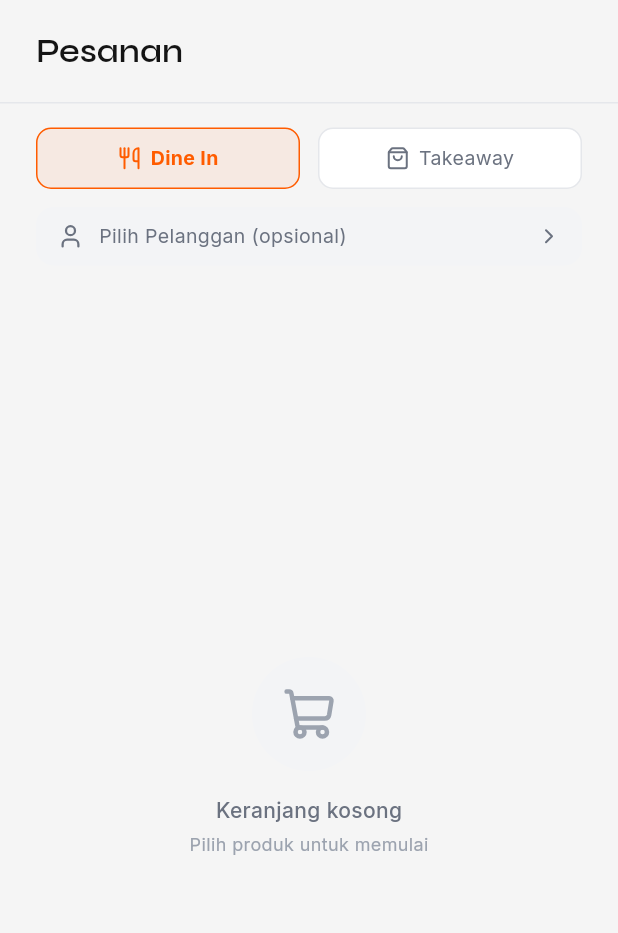
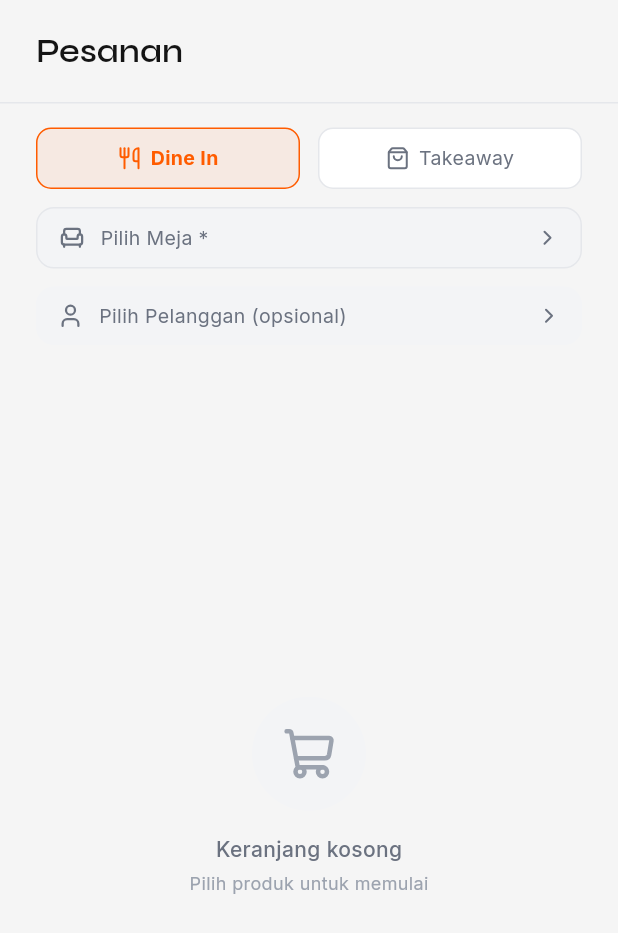
Before and after one commit to muhivan752/Kasira-OS-Intelligence, a Flutter app: the CartPanel widget shown alone on an empty page, opened directly, on a phone screen of 412 x 824 dp. Shown: the top 933 px of the screen. Run offline on Flutter 3.47's test engine with Material 3 defaults, Android fonts, the phone set to English and light mode, and no system bars; our stand-ins replace cached_network_image, connectivity_plus, dio, drift, flutter_riverpod, flutter_secure_storage and 6 more; missing offline and left inert: bluetooth_print_plus; accounts and stored records are empty; generated files the repository leaves out were written again; network calls fail.

Commit message:
fix: tenant isolation + feat: order by meja (dine-in)
- Fix critical bug: is_superuser bypassed tenant_id filter in outlets.py
  allowing merchants to see other tenants' data (7 endpoints patched)
- Add tenant validation to reports.py daily endpoint
- Order by Meja: dine-in orders now require table selection
  - Backend validates table_id for dine_in, auto-updates table status
  - Table released when order completed/cancelled (checks active orders)
- Flutter: table picker modal in cart panel, validation before submit
  - setOrderType('Takeaway') clears table selection
  - tableName shown in cart UI with clear button

Co-Authored-By: Claude Opus 4.6 (1M context) <noreply@anthropic.com>

```diff
--- a/kasir_app/lib/features/pos/presentation/widgets/cart_panel.dart
+++ b/kasir_app/lib/features/pos/presentation/widgets/cart_panel.dart
@@ -11,6 +11,7 @@ import '../../../customers/presentation/widgets/customer_selection_modal.dart';
 import '../../../dashboard/providers/dashboard_provider.dart';
 import '../../../orders/providers/orders_provider.dart';
 import '../../../products/providers/products_provider.dart';
+import '../../../tables/presentation/pages/table_grid_page.dart';
 
 class CartPanel extends ConsumerWidget {
   const CartPanel({super.key});
@@ -77,6 +78,55 @@ class CartPanel extends ConsumerWidget {
             ],
           ),
         ),
+
+        // Table Selection (Dine In only)
+        if (cart.orderType == 'Dine In')
+          Padding(
+            padding: const EdgeInsets.fromLTRB(24, 12, 24, 0),
+            child: InkWell(
+              onTap: () => _showTablePicker(context, ref),
+              borderRadius: BorderRadius.circular(12),
+              child: Container(
+                padding: const EdgeInsets.symmetric(horizontal: 14, vertical: 10),
+                decoration: BoxDecoration(
+                  color: cart.tableId != null
+                      ? AppColors.primary.withOpacity(0.08)
+                      : AppColors.surfaceVariant,
+                  border: Border.all(
+                    color: cart.tableId != null ? AppColors.primary : AppColors.border,
+                  ),
+                  borderRadius: BorderRadius.circular(12),
+                ),
+                child: Row(
+                  children: [
+                    Icon(
+                      LucideIcons.armchair,
+                      color: cart.tableId != null ? AppColors.primary : AppColors.textSecondary,
+                      size: 18,
+                    ),
+                    const SizedBox(width: 10),
+                    Expanded(
+                      child: Text(
+                        cart.tableName ?? 'Pilih Meja *',
+                        style: TextStyle(
+                          color: cart.tableId != null ? AppColors.primary : AppColors.textSecondary,
+                          fontSize: 13,
+                          fontWeight: cart.tableId != null ? FontWeight.w600 : FontWeight.normal,
+                        ),
+                      ),
+                    ),
+                    if (cart.tableId != null)
+                      GestureDetector(
+                        onTap: () => ref.read(cartProvider.notifier).setTable(null),
+                        child: const Icon(LucideIcons.x, color: AppColors.textSecondary, size: 16),
+                      )
+                    else
+                      const Icon(LucideIcons.chevronRight, color: AppColors.textSecondary, size: 16),
+                  ],
+                ),
+              ),
+            ),
+          ),
 
         // Customer
         Padding(
@@ -234,6 +284,38 @@ class CartPanel extends ConsumerWidget {
         ),
       );
     }
+  }
+
+  void _showTablePicker(BuildContext context, WidgetRef ref) {
+    showDialog(
+      context: context,
+      builder: (ctx) => Dialog(
+        insetPadding: const EdgeInsets.all(16),
+        shape: RoundedRectangleBorder(borderRadius: BorderRadius.circular(16)),
+        child: SizedBox(
+          width: double.maxFinite,
+          height: MediaQuery.of(context).size.height * 0.7,
+          child: ClipRRect(
+            borderRadius: BorderRadius.circular(16),
+            child: TableGridPage(
+              onTableSelected: (table) {
+                if (table.status == TableStatus.available || table.status == TableStatus.occupied) {
+                  ref.read(cartProvider.notifier).setTable(table.id, name: 'Meja ${table.name}');
+                  Navigator.pop(ctx);
+                } else {
+                  ScaffoldMessenger.of(context).showSnackBar(
+                    SnackBar(
+                      content: Text('Meja ${table.name} sedang ${table.status.name}'),
+                      backgroundColor: AppColors.error,
+                    ),
+                  );
+                }
+              },
+            ),
+          ),
+        ),
+      ),
+    );
   }
 
   Widget _buildEmptyCart() {
--- a/kasir_app/lib/features/pos/providers/cart_provider.dart
+++ b/kasir_app/lib/features/pos/providers/cart_provider.dart
@@ -47,6 +47,7 @@ class CartState {
   final String? customerId;
   final String? customerName;
   final String? tableId;
+  final String? tableName;
   final bool isSubmitting;
   final String? error;
   final String? submittedOrderId;
@@ -58,6 +59,7 @@ class CartState {
     this.customerId,
     this.customerName,
     this.tableId,
+    this.tableName,
     this.isSubmitting = false,
     this.error,
     this.submittedOrderId,
@@ -73,6 +75,8 @@ class CartState {
     String? customerName,
     bool clearCustomer = false,
     String? tableId,
+    String? tableName,
+    bool clearTable = false,
     bool? isSubmitting,
     String? error,
     bool clearError = false,
@@ -84,7 +88,8 @@ class CartState {
         orderType: orderType ?? this.orderType,
         customerId: clearCustomer ? null : (customerId ?? this.customerId),
         customerName: clearCustomer ? null : (customerName ?? this.customerName),
-        tableId: tableId ?? this.tableId,
+        tableId: clearTable ? null : (tableId ?? this.tableId),
+        tableName: clearTable ? null : (tableName ?? this.tableName),
         isSubmitting: isSubmitting ?? this.isSubmitting,
         error: clearError ? null : (error ?? this.error),
         submittedOrderId: submittedOrderId ?? this.submittedOrderId,
@@ -138,7 +143,13 @@ class CartNotifier extends StateNotifier<CartState> {
         items: state.items.where((i) => i.productId != productId).toList());
   }
 
-  void setOrderType(String type) => state = state.copyWith(orderType: type);
+  void setOrderType(String type) {
+    state = state.copyWith(orderType: type);
+    // Clear table when switching to takeaway
+    if (type == 'Takeaway') {
+      state = state.copyWith(clearTable: true);
+    }
+  }
   void setCustomer(String? id, {String? name}) {
     if (id == null) {
       state = state.copyWith(clearCustomer: true);
@@ -146,11 +157,22 @@ class CartNotifier extends StateNotifier<CartState> {
       state = state.copyWith(customerId: id, customerName: name);
     }
   }
-  void setTable(String? id) => state = state.copyWith(tableId: id);
+  void setTable(String? id, {String? name}) {
+    if (id == null) {
+      state = state.copyWith(clearTable: true);
+    } else {
+      state = state.copyWith(tableId: id, tableName: name);
+    }
+  }
   void clearCart() => state = const CartState();
 
   Future<String?> submitOrder() async {
     if (state.items.isEmpty) return null;
+    // Dine-in wajib pilih meja
+    if (state.orderType == 'Dine In' && state.tableId == null) {
+      state = state.copyWith(error: 'Pilih meja terlebih dahulu untuk Dine In');
+      return null;
+    }
     state = state.copyWith(isSubmitting: true, clearError: true);
 
     final isOnline = await _checkOnline();
```
Also changed, not shown: 3 other files.
